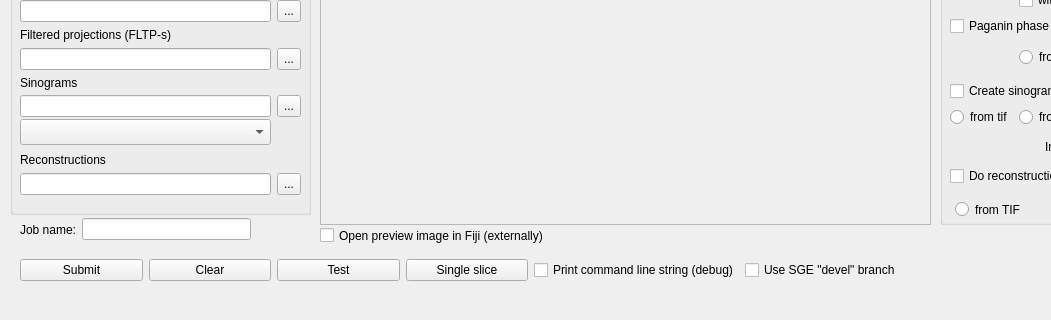
Above: gui.ui from gnudo/grecoman before the change; both pictures show x 0 to 1051 and y 625 to 945 of the 1256 by 945 pixel window. Below: the same form after it.
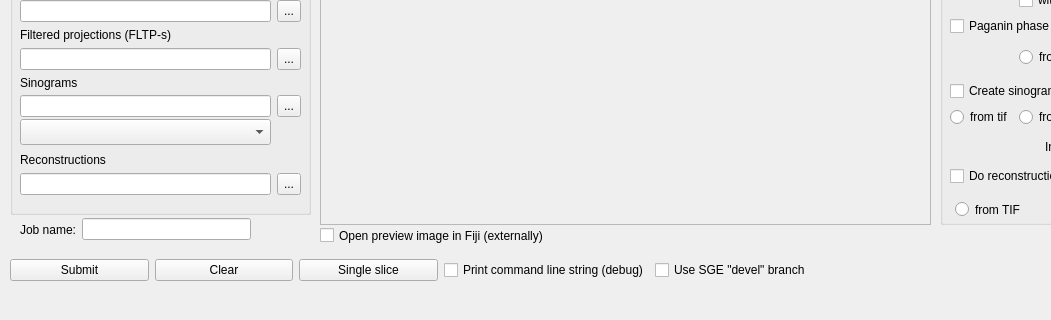
That is the form after the change.

Commit message: removed buttons, previously used for testing

The edit to the form file:
```diff
--- a/gui.ui
+++ b/gui.ui
@@ -1476,27 +1476,20 @@
    <widget class="QWidget" name="gridLayoutWidget_8">
     <property name="geometry">
      <rect>
-      <x>20</x>
+      <x>10</x>
       <y>860</y>
-      <width>881</width>
+      <width>801</width>
       <height>32</height>
      </rect>
     </property>
     <layout class="QGridLayout" name="gridLayout_9">
-     <item row="0" column="3">
+     <item row="0" column="2">
       <widget class="QPushButton" name="singleslice">
        <property name="text">
         <string>Single slice</string>
        </property>
       </widget>
      </item>
-     <item row="0" column="2">
-      <widget class="QPushButton" name="testbutton">
-       <property name="text">
-        <string>Test</string>
-       </property>
-      </widget>
-     </item>
      <item row="0" column="0">
       <widget class="QPushButton" name="submit">
        <property name="text">
@@ -1511,14 +1504,14 @@
        </property>
       </widget>
      </item>
-     <item row="0" column="4">
+     <item row="0" column="3">
       <widget class="QCheckBox" name="print_cmd">
        <property name="text">
         <string>Print command line string (debug)</string>
        </property>
       </widget>
      </item>
-     <item row="0" column="5">
+     <item row="0" column="4">
       <widget class="QCheckBox" name="develbranchon">
        <property name="text">
         <string>Use SGE &quot;devel&quot; branch</string>
```
The commit also changes 2 other files.
